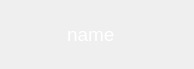
Above: src/client/gui/ui/texteditor_connectedUser.ui from aleoli/Shared-Editor before the change. Below: the same form after it.
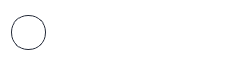
That is the form after the change. Icons and pictures are not drawn.

What changed in the file:
```diff
--- a/src/client/gui/ui/texteditor_connectedUser.ui
+++ b/src/client/gui/ui/texteditor_connectedUser.ui
@@ -6,27 +6,51 @@
    <rect>
     <x>0</x>
     <y>0</y>
-    <width>194</width>
-    <height>69</height>
+    <width>252</width>
+    <height>65</height>
    </rect>
   </property>
+  <property name="minimumSize">
+   <size>
+    <width>0</width>
+    <height>58</height>
+   </size>
+  </property>
+  <property name="maximumSize">
+   <size>
+    <width>16777215</width>
+    <height>65</height>
+   </size>
+  </property>
   <property name="windowTitle">
    <string>Connected User</string>
   </property>
   <property name="styleSheet">
-   <string notr="true"/>
+   <string notr="true">background: white;
+border: 1px solid white;
+border-radius: 11px;</string>
   </property>
   <layout class="QHBoxLayout" name="horizontalLayout">
+   <property name="leftMargin">
+    <number>11</number>
+   </property>
+   <property name="topMargin">
+    <number>15</number>
+   </property>
+   <property name="bottomMargin">
+    <number>15</number>
+   </property>
    <item>
     <widget class="QLabel" name="label_icon">
      <property name="maximumSize">
       <size>
-       <width>40</width>
-       <height>40</height>
+       <width>35</width>
+       <height>35</height>
       </size>
      </property>
      <property name="styleSheet">
-      <string notr="true">border: 0px solid none;</string>
+      <string notr="true">border: 1px solid #242a38;
+border-radius: 17px;</string>
      </property>
      <property name="frameShape">
       <enum>QFrame::NoFrame</enum>
@@ -48,10 +72,11 @@
    <item>
     <widget class="QLabel" name="label_name">
      <property name="styleSheet">
-      <string notr="true"/>
+      <string notr="true">border: none;
+background: none;</string>
      </property>
      <property name="text">
-      <string>&lt;html&gt;&lt;head/&gt;&lt;body&gt;&lt;p&gt;&lt;span style=&quot; font-size:14pt; color:#ffffff;&quot;&gt;name&lt;/span&gt;&lt;/p&gt;&lt;/body&gt;&lt;/html&gt;</string>
+      <string/>
      </property>
      <property name="margin">
       <number>0</number>
```
